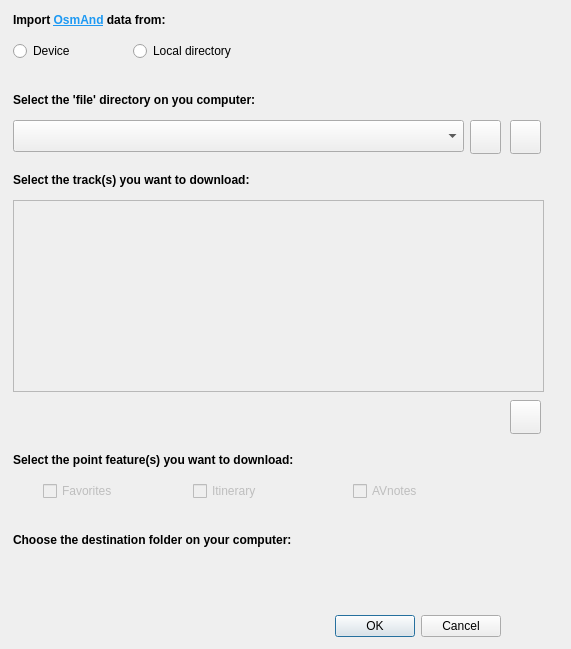
Before: the Qt Designer form OsmAnd_bridge_import_dialog.ui in sylsta/OsmAnd_bridge, drawn with Qt 5.
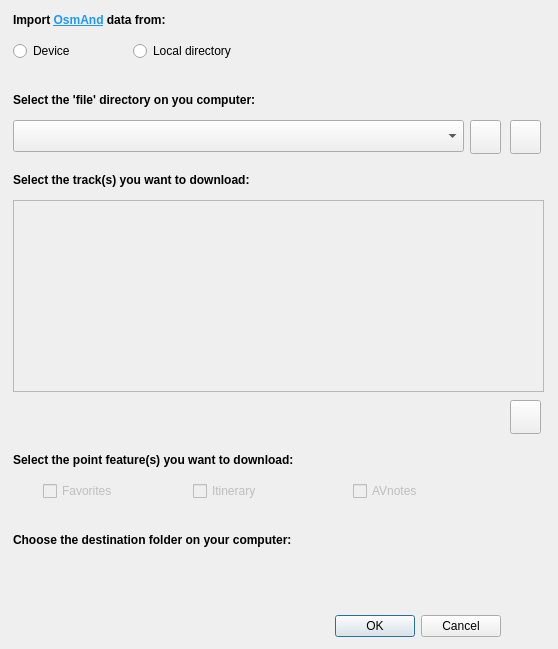
After: the same form once the commit is applied. Icons and pictures are not drawn. Custom widgets are drawn as their Qt base class.

```diff
--- a/OsmAnd_bridge_import_dialog.ui
+++ b/OsmAnd_bridge_import_dialog.ui
@@ -9,7 +9,7 @@
    <rect>
     <x>0</x>
     <y>0</y>
-    <width>571</width>
+    <width>558</width>
     <height>649</height>
    </rect>
   </property>
```
Left out of the diff: 2 changed lines with no effect on the pictures.
